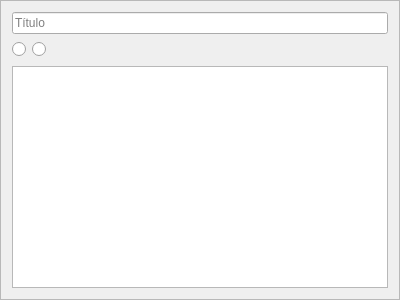
leidensj/BKVale, file reminderwidget.ui: the form before one commit.
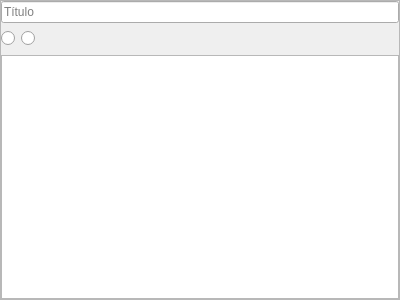
The form after the commit. Icons and pictures are not drawn.

What changed in the file:
```diff
--- a/reminderwidget.ui
+++ b/reminderwidget.ui
@@ -20,6 +20,18 @@
    <enum>QFrame::Raised</enum>
   </property>
   <layout class="QVBoxLayout" name="verticalLayout">
+   <property name="leftMargin">
+    <number>0</number>
+   </property>
+   <property name="topMargin">
+    <number>0</number>
+   </property>
+   <property name="rightMargin">
+    <number>0</number>
+   </property>
+   <property name="bottomMargin">
+    <number>0</number>
+   </property>
    <item>
     <widget class="QLineEdit" name="editTitle">
      <property name="placeholderText">
```
